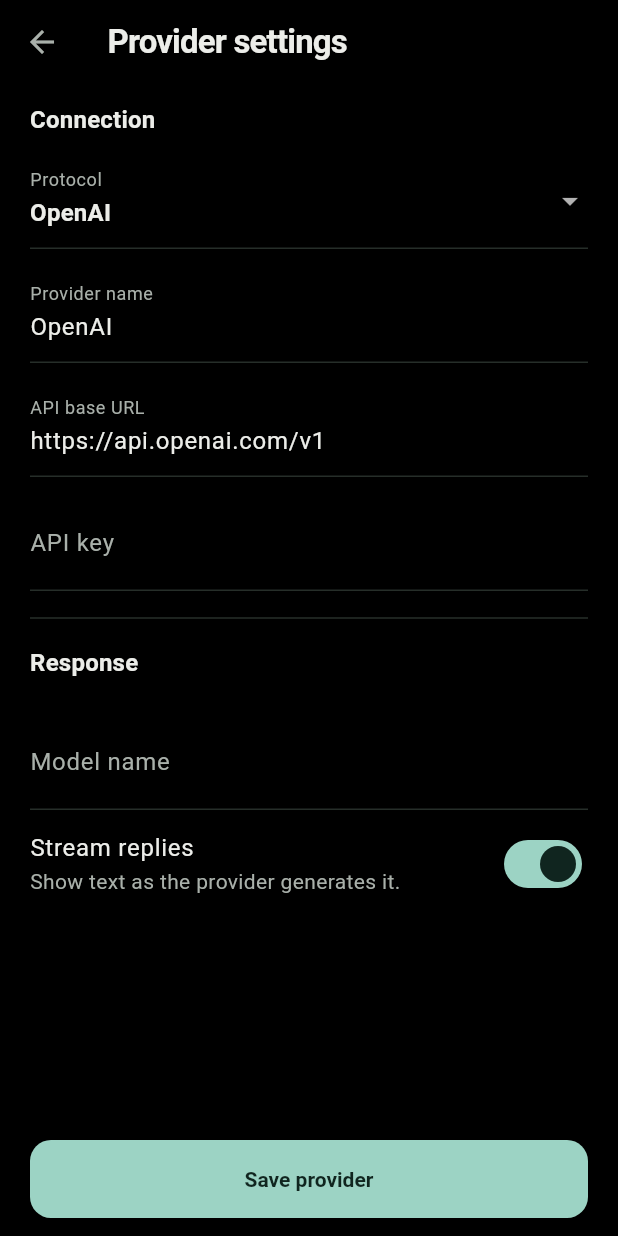
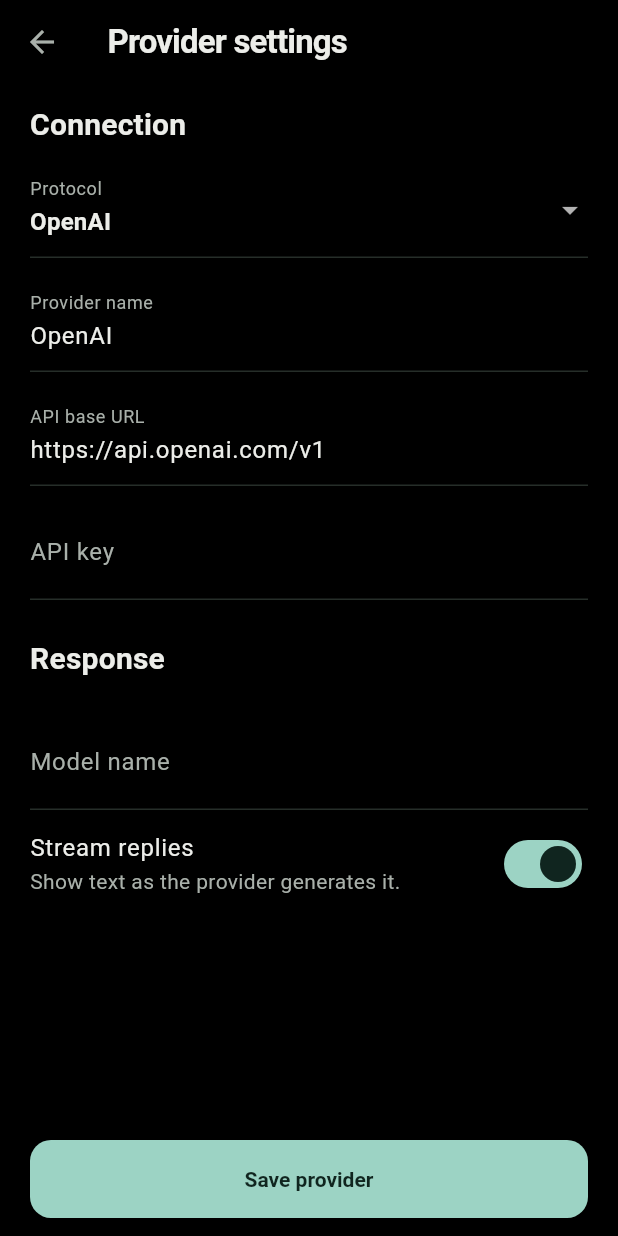
Before and after one commit to anandanmol1010/AI-Chat-Assistant-Assessment, a Flutter app: the screen it shows after launch, after a tap on the "dark mode" icon, after a tap on the "settings" icon, on a phone screen of 412 x 824 dp. Run offline on Flutter 3.47's test engine with Material 3 defaults, Android fonts, the phone set to English and light mode, and no system bars; our stand-ins replace bloc_concurrency, dio, flutter_bloc, flutter_markdown_plus, flutter_secure_storage, fpdart and 1 more; accounts and stored records are empty.

Commit message:
Polish provider settings alignment

```diff
--- a/lib/presentation/screens/settings_screen.dart
+++ b/lib/presentation/screens/settings_screen.dart
@@ -83,6 +83,12 @@ class SettingsScreen extends StatelessWidget {
   Widget _form(BuildContext context, SettingsState state, SettingsDraft draft) {
     final bloc = context.read<SettingsBloc>();
     final loading = state is SettingsLoading;
+    final actionStyle = TextButton.styleFrom(
+      padding: EdgeInsets.zero,
+      minimumSize: const Size(0, 44),
+      tapTargetSize: MaterialTapTargetSize.padded,
+      alignment: AlignmentDirectional.centerStart,
+    );
     return ListView(
       keyboardDismissBehavior: ScrollViewKeyboardDismissBehavior.onDrag,
       padding: const EdgeInsets.fromLTRB(20, 12, 20, 20),
@@ -119,17 +125,17 @@ class SettingsScreen extends StatelessWidget {
               ),
               Align(
                 alignment: AlignmentDirectional.centerStart,
-                child: TextButton.icon(
+                child: TextButton(
+                  style: actionStyle,
                   onPressed: loading || draft.profileId == null
                       ? null
                       : () => bloc.add(const ProviderProfileCreated()),
-                  icon: const Icon(Icons.add_rounded),
-                  label: const Text('New profile'),
+                  child: const Text('New profile'),
                 ),
               ),
             ],
           ),
-          const Divider(height: 36),
+          const SizedBox(height: 24),
         ],
         _SettingsSection(
           title: 'Connection',
@@ -185,6 +191,7 @@ class SettingsScreen extends StatelessWidget {
               Align(
                 alignment: AlignmentDirectional.centerStart,
                 child: TextButton(
+                  style: actionStyle,
                   onPressed: loading
                       ? null
                       : () => bloc.add(const SavedKeyCleared()),
@@ -193,7 +200,7 @@ class SettingsScreen extends StatelessWidget {
               ),
           ],
         ),
-        const Divider(height: 36),
+        const SizedBox(height: 24),
         _SettingsSection(
           title: 'Response',
           children: [
@@ -273,7 +280,10 @@ class _SettingsSection extends StatelessWidget {
       child: Column(
         crossAxisAlignment: CrossAxisAlignment.stretch,
         children: [
-          Text(title, style: theme.textTheme.titleMedium),
+          Text(
+            title,
+            style: theme.textTheme.titleMedium?.copyWith(fontSize: 20),
+          ),
           const SizedBox(height: 10),
           ...children,
         ],
```
